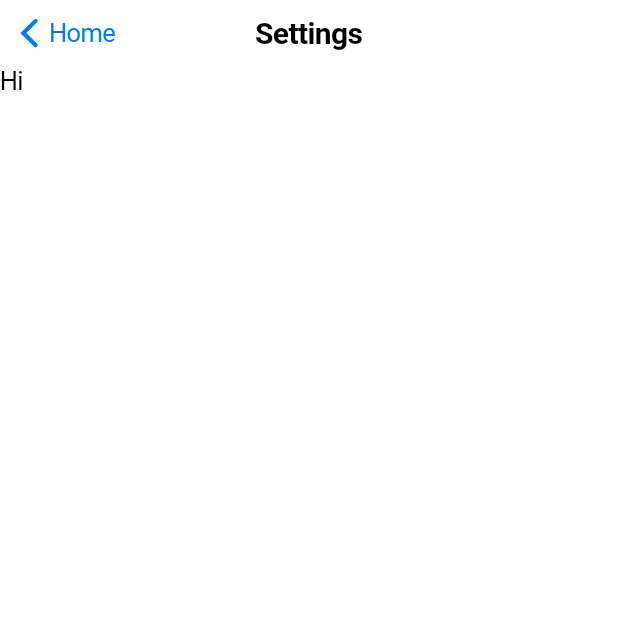
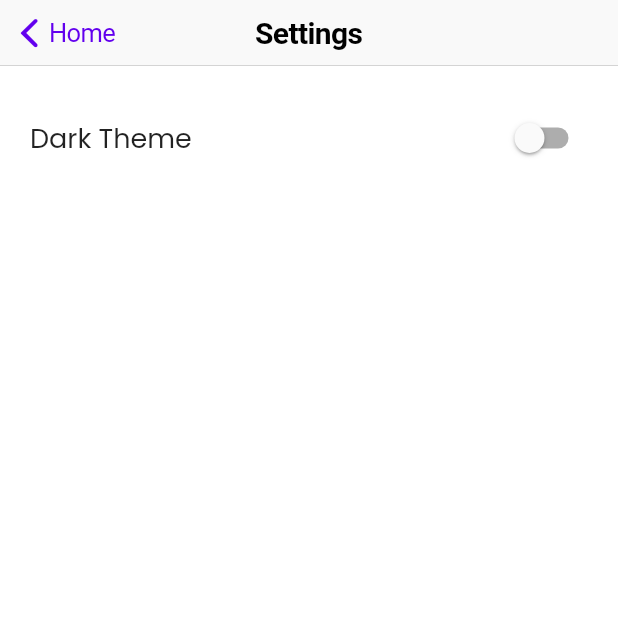
Before and after one commit to surajkumar-gm/flutter-todo, a Flutter app: the Settings screen opened by its route, on a phone screen of 412 x 824 dp, the top half of it. Run offline on Flutter 3.47's test engine with Material 2 defaults, Android fonts, the phone set to English and light mode, and no system bars.

Commit message:
initial commit

```diff
--- a/lib/models/Todo.dart
+++ b/lib/models/Todo.dart
@@ -6,8 +6,7 @@ class Todo {
   bool isCompleted;
 
   Todo({
-    required this.id,
     required this.todoContent,
     required this.isCompleted,
-  });
+  }) : id = UniqueKey();
 }
--- /dev/null
+++ b/lib/myTheme.dart
@@ -0,0 +1,19 @@
+import 'package:flutter/cupertino.dart';
+import 'package:flutter/material.dart';
+
+class MyTheme {
+  static final darkTheme = ThemeData(
+    scaffoldBackgroundColor: Colors.grey[700],
+    colorScheme: const ColorScheme.dark(primary: Colors.lightGreen),
+    fontFamily: 'Poppins',
+    cupertinoOverrideTheme: CupertinoThemeData(
+      barBackgroundColor: Colors.grey[900],
+    ),
+  );
+
+  static final lightTheme = ThemeData(
+    scaffoldBackgroundColor: Colors.white,
+    fontFamily: 'Poppins',
+    colorScheme: const ColorScheme.light(),
+  );
+}
--- /dev/null
+++ b/lib/provider/settings.dart
@@ -0,0 +1,14 @@
+import 'package:flutter/material.dart';
+
+class SettingsProvider with ChangeNotifier {
+  ThemeMode _appBrightness = ThemeMode.light;
+
+  ThemeMode get appBrightness {
+    return _appBrightness;
+  }
+
+  void setAppBrightness(bool isDarkMode) {
+    _appBrightness = isDarkMode ? ThemeMode.dark : ThemeMode.light;
+    notifyListeners();
+  }
+}
--- a/lib/screens/Settings.dart
+++ b/lib/screens/Settings.dart
@@ -1,5 +1,8 @@
 import 'package:flutter/cupertino.dart';
 import 'package:flutter/material.dart';
+import 'package:provider/provider.dart';
+import 'package:wa_clone/provider/settings.dart';
+import 'package:wa_clone/widgets/HomeWidgets/TextStyles.dart';
 
 class Settings extends StatelessWidget {
   static const route = '/settings';
@@ -8,22 +11,35 @@ class Settings extends StatelessWidget {
 
   @override
   Widget build(BuildContext context) {
-    return CupertinoPageScaffold(
-      navigationBar: CupertinoNavigationBar(
-        backgroundColor: Colors.grey[200]?.withOpacity(0.7),
+    final settingsProvider = Provider.of<SettingsProvider>(context);
+    return Scaffold(
+      appBar: CupertinoNavigationBar(
         previousPageTitle: 'Home',
-        middle: const Text(
+        middle: Text(
           'Settings',
-          style: TextStyle(fontSize: 20),
+          style: TextStyle(
+            fontSize: 20,
+            color: settingsProvider.appBrightness == ThemeMode.dark
+                ? Colors.white
+                : Colors.black,
+          ),
         ),
       ),
-      child: SafeArea(
+      body: SafeArea(
         child: Column(
           crossAxisAlignment: CrossAxisAlignment.start,
           children: [
-            Text(
-              'Hi',
-              style: TextStyle(color: Colors.black),
+            const SizedBox(
+              height: 20,
+            ),
+            SwitchListTile.adaptive(
+              contentPadding: const EdgeInsets.symmetric(horizontal: 20),
+              value: settingsProvider.appBrightness == ThemeMode.dark,
+              onChanged: (value) => settingsProvider.setAppBrightness(value),
+              title: const Text(
+                'Dark Theme',
+                style: TextStyle(fontSize: 18),
+              ),
             ),
           ],
         ),
--- /dev/null
+++ b/lib/widgets/HomeWidgets/TextStyles.dart
@@ -0,0 +1,3 @@
+import 'package:flutter/material.dart';
+
+const myStyles = TextStyle(fontSize: 200);
--- a/pubspec.yaml
+++ b/pubspec.yaml
@@ -32,7 +32,7 @@ dependencies:
   cupertino_icons: ^1.0.2
   intl: ^0.17.0
   provider: ^6.0.2
-
+  http: ^0.13.4
 
 dev_dependencies:
   flutter_test:
```
Also changed, not shown: lib/main.dart (+16 -9 lines), lib/provider/todo.dart (+23 -2 lines), lib/screens/Home.dart (+8 -26 lines), lib/shared/drawer.dart (added, +30 -0 lines), lib/widgets/HomeWidgets/BottomModalSheet.dart (+8 -7 lines), lib/widgets/HomeWidgets/Header.dart (+15 -5 lines), lib/widgets/HomeWidgets/HeaderSection.dart (+8 -5 lines), lib/widgets/HomeWidgets/ListSection.dart (+3 -8 lines), lib/widgets/HomeWidgets/TodoItem.dart (+9 -3 lines), pubspec.lock, 1 other file.
